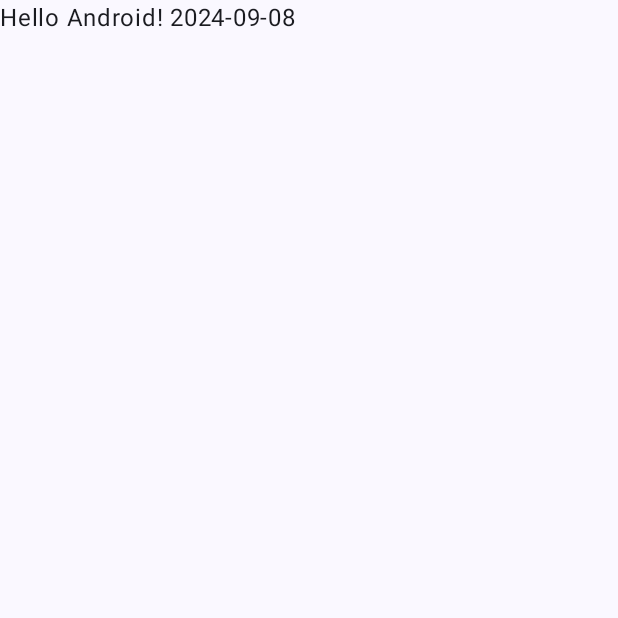
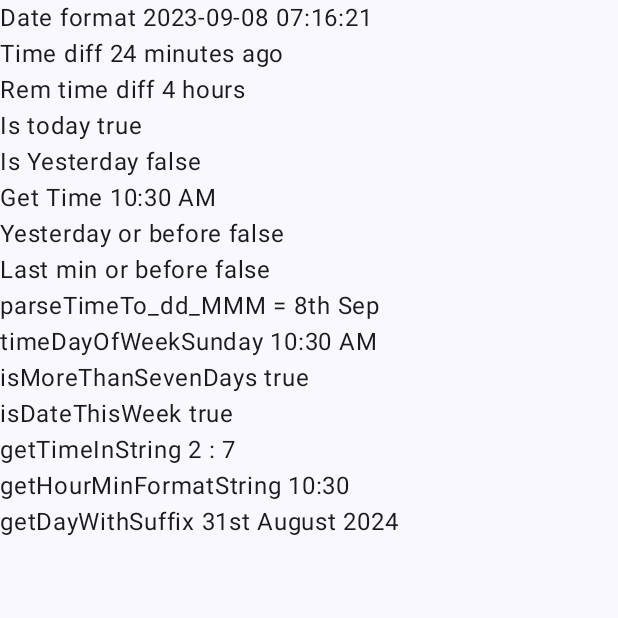
Before and after one commit to 02gaurav/DateExtension, an Android app built with Jetpack Compose: the screen it shows after launch (MainActivity), on a phone screen of 412 x 824 dp, the top half of it. Run offline under Robolectric (Android 15) with nearby library versions, the phone set to English and light mode, and no system bars.

Commit message:
added more extension for date and time

```diff
--- a/app/build.gradle.kts
+++ b/app/build.gradle.kts
@@ -67,4 +67,5 @@ dependencies {
     androidTestImplementation(libs.androidx.ui.test.junit4)
     debugImplementation(libs.androidx.ui.tooling)
     debugImplementation(libs.androidx.ui.test.manifest)
+   // implementation ("com.github.02gaurav:DateExtension:v1.0.0")
 }
--- a/app/src/main/java/com/gaurav/dateextension/MainActivity.kt
+++ b/app/src/main/java/com/gaurav/dateextension/MainActivity.kt
@@ -4,14 +4,30 @@ import android.os.Bundle
 import androidx.activity.ComponentActivity
 import androidx.activity.compose.setContent
 import androidx.activity.enableEdgeToEdge
+import androidx.compose.foundation.layout.Column
 import androidx.compose.foundation.layout.fillMaxSize
 import androidx.compose.foundation.layout.padding
+import androidx.compose.foundation.lazy.LazyColumn
 import androidx.compose.material3.Scaffold
 import androidx.compose.material3.Text
 import androidx.compose.runtime.Composable
 import androidx.compose.ui.Modifier
 import androidx.compose.ui.tooling.preview.Preview
 import com.gaurav.date_extensions.changeToDateFormat
+import com.gaurav.date_extensions.getDayWithSuffix
+import com.gaurav.date_extensions.getHourMinFormatString
+import com.gaurav.date_extensions.getTime
+import com.gaurav.date_extensions.getTimeInString
+import com.gaurav.date_extensions.isDateLastMinuteOrBefore
+import com.gaurav.date_extensions.isDateThisWeek
+import com.gaurav.date_extensions.isDateToday
+import com.gaurav.date_extensions.isDateYesterday
+import com.gaurav.date_extensions.isDateYesterdayOrBefore
+import com.gaurav.date_extensions.isMoreThanSevenDays
+import com.gaurav.date_extensions.parseRemainingTimeDifference
+import com.gaurav.date_extensions.parseTimeDifference
+import com.gaurav.date_extensions.parseTimeTo_dd_MMM
+import com.gaurav.date_extensions.timeDayOfWeek
 import com.gaurav.dateextension.ui.theme.DateExtensionTheme
 
 class MainActivity : ComponentActivity() {
@@ -33,12 +49,113 @@ class MainActivity : ComponentActivity() {
 
 @Composable
 fun Greeting(name: String, modifier: Modifier = Modifier) {
-    val currentTime = System.currentTimeMillis()
+    val currentTime = System.currentTimeMillis() - 1000*60*24
     val currentTime1 = System.currentTimeMillis()
-    Text(
-        text = "Hello $name! ${currentTime1.changeToDateFormat("yyyy-MM-dd")}",
-        modifier = modifier
-    )
+    val currentTime2 = System.currentTimeMillis()- 1000*60*24*12
+    val currentTime3 = System.currentTimeMillis()- 1000*60*60*24*8
+    LazyColumn {
+        item {
+            Text(
+                text = "Date format ${
+                    (1694157381L).changeToDateFormat(
+                        true,
+                        "yyyy-MM-dd HH:mm:ss"
+                    )
+                }",
+                modifier = modifier
+            )
+        }
+        item {
+            Text(
+                text = "Time diff ${(currentTime1-currentTime).parseTimeDifference()}",
+                modifier = modifier
+            )
+        }
+        item {
+            Text(
+                text = "Rem time diff ${(currentTime1-currentTime2).parseRemainingTimeDifference()}",
+                modifier = modifier
+            )
+        }
+        item {
+            Text(
+                text = "Is today ${currentTime1.isDateToday()}",
+                modifier = modifier
+            )
+        }
+        item {
+            Text(
+                text = "Is Yesterday ${currentTime2.isDateYesterday()}",
+                modifier = modifier
+            )
+        }
+        item {
+            Text(
+                text = "Get Time ${currentTime1.getTime()}",
+                modifier = modifier
+            )
+        }
+        item {
+            Text(
+                text = "Yesterday or before ${currentTime1.isDateYesterdayOrBefore()}",
+                modifier = modifier
+            )
+        }
+        item {
+            Text(
+                text = "Last min or before ${currentTime1.isDateLastMinuteOrBefore()}",
+                modifier = modifier
+            )
+        }
+        item {
+            Text(
+                text = "parseTimeTo_dd_MMM = ${(1694157381L).parseTimeTo_dd_MMM(true)}",
+                modifier = modifier
+            )
+        }
+        item {
+            Text(
+                text = "timeDayOfWeek${currentTime1.timeDayOfWeek()}",
+                modifier = modifier
+            )
+        }
+        item {
+
+            Text(
+                text = "isMoreThanSevenDays ${currentTime3.isMoreThanSevenDays()}",
+                modifier = modifier
+            )
+        }
+        item {
+            Text(
+                text = "isDateThisWeek ${currentTime2.isDateThisWeek()}",
+                modifier = modifier
+            )
+        }
+        item {
+            Text(
+                text = "getTimeInString ${(127L).getTimeInString()}",
+                modifier = modifier
+            )
+        }
+        item {
+
+            Text(
+                text = "getHourMinFormatString ${currentTime1.getHourMinFormatString()}",
+                modifier = modifier
+            )
+        }
+        item {
+
+            Text(
+                text = "getDayWithSuffix ${currentTime3.getDayWithSuffix()}",
+                modifier = modifier
+            )
+        }
+
+        //parseTimeTo_dd_MMM
+    }
+
 }
 
 @Preview(showBackground = true)
--- /dev/null
+++ b/date-extensions/src/main/java/com/gaurav/date_extensions/CustomModels.kt
@@ -0,0 +1,3 @@
+package com.gaurav.date_extensions
+
+data class CustomDate(val days: Long, val hours: Long, val minutes: Long, val seconds: Long)
--- a/date-extensions/src/main/java/com/gaurav/date_extensions/DateExtensions.kt
+++ b/date-extensions/src/main/java/com/gaurav/date_extensions/DateExtensions.kt
@@ -1,7 +1,248 @@
 package com.gaurav.date_extensions
 
-fun Long.changeToDateFormat(format:String = "yyyy-MM-dd HH:mm:ss"):String {
-    val date = java.util.Date(this)
-    val dateStr = java.text.SimpleDateFormat(format)
+import java.text.SimpleDateFormat
+import java.util.Calendar
+import java.util.Locale
+
+private fun Long.changeToMilliSec(isEpochTime:Boolean):Long {
+    return if(isEpochTime) this*1000 else this
+}
+
+fun Long.changeToDateFormat(isEpochTime:Boolean = false,
+                            format: String = "yyyy-MM-dd HH:mm:ss"): String {
+    val date = java.util.Date(this.changeToMilliSec(isEpochTime))
+    val dateStr = SimpleDateFormat(format)
     return dateStr.format(date)
 }
+
+fun Long.getDayFromTimestamp(isEpochTime:Boolean = false): Int {
+    val cal = Calendar.getInstance()
+    cal.timeInMillis = this.changeToMilliSec(isEpochTime)
+    return cal[Calendar.DAY_OF_MONTH]
+}
+
+fun getDayOfMonthSuffix(day: Int): String? {
+    return if (day >= 11 && day <= 13) {
+        "th"
+    } else when (day % 10) {
+        1 -> "st"
+        2 -> "nd"
+        3 -> "rd"
+        else -> "th"
+    }
+}
+
+fun Long.parseTimeTo_dd_MMM(isEpochTime:Boolean = false): String {
+    if (this == 0L)
+        return ""
+
+    var format = ""
+    val milliSeconds = this.changeToMilliSec(isEpochTime)
+    try {
+        val pattern = "d'" + getDayOfMonthSuffix(milliSeconds.getDayFromTimestamp()) + "' MMM"
+        val formatter = SimpleDateFormat(pattern, Locale.getDefault())
+        format = formatter.format(milliSeconds)
+    } catch (e: Exception) {
+        e.printStackTrace()
+    }
+    return format
+}
+
+private fun getStringFormatted(str: String, vararg values: String): String {
+    val format = str.replace("%d", values[0])
+    return format
+}
+
+fun Long.parseRemainingTimeDifference(isEpochTime:Boolean = false): String {
+    val timeInMillis = this.changeToMilliSec(isEpochTime)
+    val seconds = timeInMillis / 1000
+    if (seconds < 60) {
+        return "Latest"
+    }
+    val minutes = seconds / 60
+    if (minutes < 60) {
+        return getStringFormatted(
+            "%d minutes",
+            java.lang.Long.toString(minutes)
+        )
+    }
+    val hours = minutes / 60
+    if (hours < 24) {
+        return getStringFormatted(
+            "%d hours",
+            java.lang.Long.toString(hours)
+        )
+    }
+    val days = hours / 24
+    if (days < 30) {
+        return getStringFormatted(
+            "%d days",
+            java.lang.Long.toString(days)
+        )
+    }
+    val months = days / 30
+    if (months < 12) {
+        return getStringFormatted(
+            "%d months",
+            java.lang.Long.toString(months)
+        )
+    }
+    val years = months / 12
+    return getStringFormatted(
+        "%d years",
+        java.lang.Long.toString(years)
+    )
+}
+
+fun Long.parseTimeDifference(isEpochTime:Boolean = false): String {
+
+    val seconds = this.changeToMilliSec(isEpochTime) / 1000
+    if (seconds < 60) {
+        return "Latest"
+    }
+    val minutes = seconds / 60
+    if (minutes < 60) {
+        return getStringFormatted(
+            "%d minutes ago",
+            java.lang.Long.toString(minutes)
+        )
+    }
+    val hours = minutes / 60
+    if (hours < 24) {
+        return getStringFormatted(
+            "%d hours ago",
+            java.lang.Long.toString(hours)
+        )
+    }
+    val days = hours / 24
+    if (days < 30) {
+        return getStringFormatted(
+            "%d days ago",
+            java.lang.Long.toString(days)
+        )
+    }
+    val months = days / 30
+    if (months < 12) {
+        return getStringFormatted(
+            "%d months ago",
+            java.lang.Long.toString(months)
+        )
+    }
+    val years = months / 12
+    return getStringFormatted(
+        "%d years ago",
+        java.lang.Long.toString(years)
+    )
+}
+
+fun Long.isDateToday(isEpochTime:Boolean = false): Boolean {
+    val calendar = Calendar.getInstance()
+    calendar.timeInMillis = this.changeToMilliSec(isEpochTime)
+    val todayCalendar = Calendar.getInstance()
+    todayCalendar.timeInMillis = System.currentTimeMillis()
+    return (
+            calendar.get(Calendar.YEAR) == todayCalendar.get(Calendar.YEAR) &&
+                    calendar.get(Calendar.MONTH) == todayCalendar.get(Calendar.MONTH) &&
+                    calendar.get(Calendar.DAY_OF_MONTH) == todayCalendar.get(Calendar.DAY_OF_MONTH)
+            )
+}
+
+fun Long.isDateYesterday(isEpochTime:Boolean = false): Boolean {
+    val calendar = Calendar.getInstance()
+    calendar.timeInMillis = this.changeToMilliSec(isEpochTime)
+    val todayCalendar = Calendar.getInstance()
+    todayCalendar.timeInMillis = System.currentTimeMillis()
+
+    return (
+            calendar.get(Calendar.YEAR) == todayCalendar.get(Calendar.YEAR) &&
+                    calendar.get(Calendar.MONTH) == todayCalendar.get(Calendar.MONTH) &&
+                    calendar.get(Calendar.DAY_OF_YEAR) == todayCalendar.get(Calendar.DAY_OF_YEAR) - 1
+            )
+}
+
+fun Long.isDateYesterdayOrBefore(isEpochTime: Boolean= false): Boolean {
+    val calendar = Calendar.getInstance()
+    calendar.timeInMillis = this.changeToMilliSec(isEpochTime)
+    val todayCalendar = Calendar.getInstance()
+    todayCalendar.timeInMillis = System.currentTimeMillis()
+
+    return (
+            calendar.get(Calendar.YEAR) == todayCalendar.get(Calendar.YEAR) &&
+                    calendar.get(Calendar.MONTH) == todayCalendar.get(Calendar.MONTH) &&
+                    calendar.get(Calendar.DAY_OF_YEAR) < todayCalendar.get(Calendar.DAY_OF_YEAR)
+            )
+}
+
+fun Long.isDateLastMinuteOrBefore(isEpochTime: Boolean= false): Boolean {
+    val calendar = Calendar.getInstance()
+    calendar.timeInMillis = this.changeToMilliSec(isEpochTime)
+    val todayCalendar = Calendar.getInstance()
+    todayCalendar.timeInMillis = System.currentTimeMillis()
+
+    return (
+            calendar.get(Calendar.YEAR) == todayCalendar.get(Calendar.YEAR) &&
+                    calendar.get(Calendar.MONTH) == todayCalendar.get(Calendar.MONTH) &&
+                    calendar.get(Calendar.DAY_OF_YEAR) == todayCalendar.get(Calendar.DAY_OF_YEAR) &&
+                    calendar.get(Calendar.HOUR_OF_DAY) == todayCalendar.get(Calendar.HOUR_OF_DAY) &&
+                    calendar.get(Calendar.MINUTE) < todayCalendar.get(Calendar.MINUTE)
+            )
+}
+
+fun Long.timeDayOfWeek(isEpochTime: Boolean= false): String {
+    return SimpleDateFormat("EEEE hh:mm a", Locale.getDefault()).format(this.changeToMilliSec(isEpochTime))
+}
+
+fun Long.isMoreThanSevenDays(isEpochTime: Boolean= false): Boolean {
+    return getDiffDate(this.changeToMilliSec(isEpochTime), System.currentTimeMillis()).days > 7
+}
+
+private fun getDiffDate(startDateInMillis: Long, endDateInMillis: Long): CustomDate {
+    val diff = endDateInMillis - startDateInMillis
+    val seconds = diff / 1000
+    val minutes = seconds / 60
+    val hours = minutes / 60
+    val days = hours / 24
+
+    return CustomDate(days, hours % 24, minutes % 60, seconds % 60)
+}
+
+fun Long.isDateThisWeek(isEpochTime: Boolean= false): Boolean {
+    val currentCalendar = Calendar.getInstance()
+    val week = currentCalendar[Calendar.WEEK_OF_YEAR]
+    val year = currentCalendar[Calendar.YEAR]
+    val targetCalendar = Calendar.getInstance()
+    targetCalendar.timeInMillis = this.changeToMilliSec(isEpochTime)
+    val targetWeek = targetCalendar[Calendar.WEEK_OF_YEAR]
+    val targetYear = targetCalendar[Calendar.YEAR]
+    return week == targetWeek && year == targetYear
+}
+
+fun Long.getTimeInString(isEpochTime: Boolean = false): String {
+    val minutes = this.changeToMilliSec(isEpochTime) / 60
+    val seconds = this.changeToMilliSec(isEpochTime) % 60
+    return "$minutes : $seconds"
+}
+
+fun Long.getHourMinFormatString(isEpochTime: Boolean = false): String {
+    val minutes = this.changeToMilliSec(isEpochTime) / (1000 * 60) % 60
+    val hours = this.changeToMilliSec(isEpochTime) / (1000 * 60 * 60) % 24
+    return "${if (hours < 10) "0" else ""}$hours:${if (minutes < 10) "0" else ""}$minutes"
+}
+
+// Sample date 12:50 P.M
+fun Long.getTime(isEpochTime: Boolean = false): String {
+    return SimpleDateFormat("hh:mm a", Locale.ENGLISH).format(this.changeToMilliSec(isEpochTime)).toUpperCase()
+}
+
+fun Long.getDayWithSuffix(isEpochTime: Boolean = false): String {
+    val calendar = Calendar.getInstance()
+    calendar.timeInMillis = this.changeToMilliSec(isEpochTime)
+
+    val day = calendar[Calendar.DAY_OF_MONTH]
+
+    val dayWithSuffix = "$day${getDayOfMonthSuffix(day)}"
+
+    val formatter = SimpleDateFormat("MMMM yyyy", Locale.ENGLISH)
+    val formattedDate = formatter.format(this.changeToMilliSec(isEpochTime))
+    return "$dayWithSuffix $formattedDate"
+}
--- a/settings.gradle.kts
+++ b/settings.gradle.kts
@@ -16,6 +16,9 @@ dependencyResolutionManagement {
     repositories {
         google()
         mavenCentral()
+        maven {
+            setUrl("https://jitpack.io")
+        }
     }
 }
 
```
